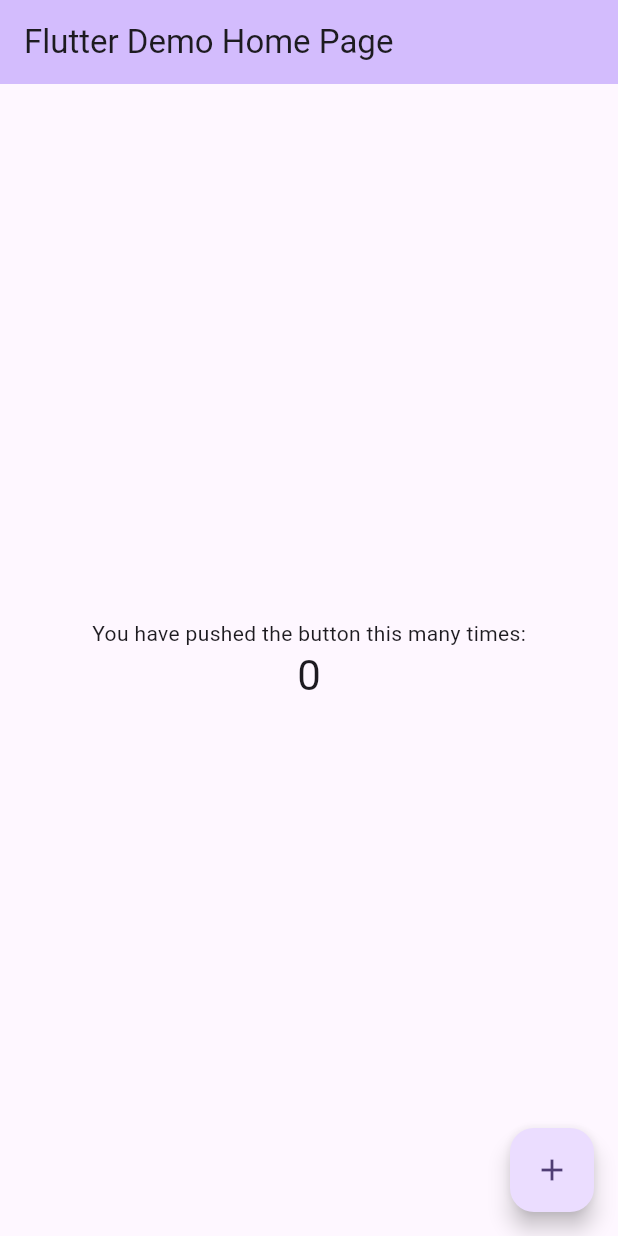
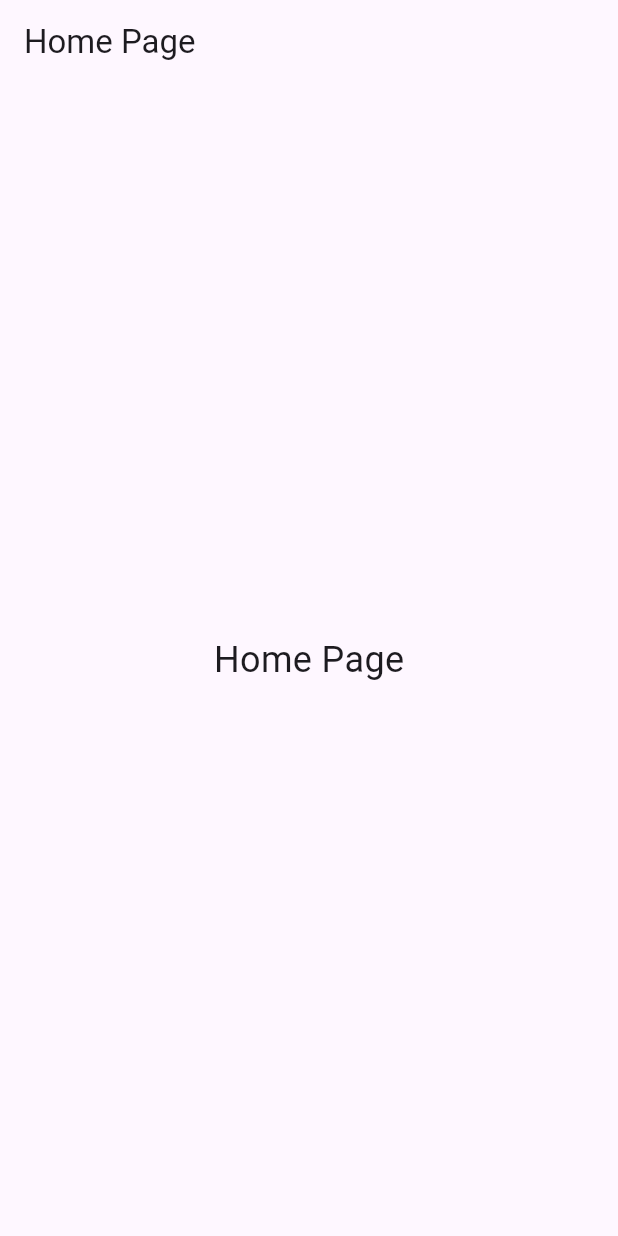
Before and after one commit to SaifSamir1/Some-challenges, a Flutter app: the screen it shows after launch, on a phone screen of 412 x 824 dp. Run offline on Flutter 3.47's test engine with Material 3 defaults, Android fonts, the phone set to English and light mode, and no system bars; our stand-ins replace firebase_core; accounts and stored records are empty.

Commit message:
add handling for native flutter error

```diff
--- a/lib/main.dart
+++ b/lib/main.dart
@@ -1,125 +1,47 @@
+import 'package:firebase_core/firebase_core.dart';
 import 'package:flutter/material.dart';
 
-void main() {
+import 'error/handling_native_error.dart';
+import 'firebase_options.dart';
+
+void main() async{
+  WidgetsFlutterBinding.ensureInitialized();
+  FlutterError.onError = ErrorHandler.handleFlutterError;
+  await Firebase.initializeApp(
+    options: DefaultFirebaseOptions.currentPlatform,
+  );
   runApp(const MyApp());
 }
 
 class MyApp extends StatelessWidget {
   const MyApp({super.key});
 
-  // This widget is the root of your application.
   @override
   Widget build(BuildContext context) {
     return MaterialApp(
+      debugShowCheckedModeBanner: false,
       title: 'Flutter Demo',
       theme: ThemeData(
-        // This is the theme of your application.
-        //
-        // TRY THIS: Try running your application with "flutter run". You'll see
-        // the application has a purple toolbar. Then, without quitting the app,
-        // try changing the seedColor in the colorScheme below to Colors.green
-        // and then invoke "hot reload" (save your changes or press the "hot
-        // reload" button in a Flutter-supported IDE, or press "r" if you used
-        // the command line to start the app).
-        //
-        // Notice that the counter didn't reset back to zero; the application
-        // state is not lost during the reload. To reset the state, use hot
-        // restart instead.
-        //
-        // This works for code too, not just values: Most code changes can be
-        // tested with just a hot reload.
         colorScheme: ColorScheme.fromSeed(seedColor: Colors.deepPurple),
         useMaterial3: true,
       ),
-      home: const MyHomePage(title: 'Flutter Demo Home Page'),
+      home: const HomePage(),
     );
   }
 }
 
-class MyHomePage extends StatefulWidget {
-  const MyHomePage({super.key, required this.title});
-
-  // This widget is the home page of your application. It is stateful, meaning
-  // that it has a State object (defined below) that contains fields that affect
-  // how it looks.
-
-  // This class is the configuration for the state. It holds the values (in this
-  // case the title) provided by the parent (in this case the App widget) and
-  // used by the build method of the State. Fields in a Widget subclass are
-  // always marked "final".
-
-  final String title;
-
-  @override
-  State<MyHomePage> createState() => _MyHomePageState();
-}
-
-class _MyHomePageState extends State<MyHomePage> {
-  int _counter = 0;
-
-  void _incrementCounter() {
-    setState(() {
-      // This call to setState tells the Flutter framework that something has
-      // changed in this State, which causes it to rerun the build method below
-      // so that the display can reflect the updated values. If we changed
-      // _counter without calling setState(), then the build method would not be
-      // called again, and so nothing would appear to happen.
-      _counter++;
-    });
-  }
+class HomePage extends StatelessWidget {
+  const HomePage({super.key});
 
   @override
   Widget build(BuildContext context) {
-    // This method is rerun every time setState is called, for instance as done
-    // by the _incrementCounter method above.
-    //
-    // The Flutter framework has been optimized to make rerunning build methods
-    // fast, so that you can just rebuild anything that needs updating rather
-    // than having to individually change instances of widgets.
     return Scaffold(
       appBar: AppBar(
-        // TRY THIS: Try changing the color here to a specific color (to
-        // Colors.amber, perhaps?) and trigger a hot reload to see the AppBar
-        // change color while the other colors stay the same.
-        backgroundColor: Theme.of(context).colorScheme.inversePrimary,
-        // Here we take the value from the MyHomePage object that was created by
-        // the App.build method, and use it to set our appbar title.
-        title: Text(widget.title),
+        title: const Text('Home Page'),
       ),
-      body: Center(
-        // Center is a layout widget. It takes a single child and positions it
-        // in the middle of the parent.
-        child: Column(
-          // Column is also a layout widget. It takes a list of children and
-          // arranges them vertically. By default, it sizes itself to fit its
-          // children horizontally, and tries to be as tall as its parent.
-          //
-          // Column has various properties to control how it sizes itself and
-          // how it positions its children. Here we use mainAxisAlignment to
-          // center the children vertically; the main axis here is the vertical
-          // axis because Columns are vertical (the cross axis would be
-          // horizontal).
-          //
-          // TRY THIS: Invoke "debug painting" (choose the "Toggle Debug Paint"
-          // action in the IDE, or press "p" in the console), to see the
-          // wireframe for each widget.
-          mainAxisAlignment: MainAxisAlignment.center,
-          children: <Widget>[
-            const Text(
-              'You have pushed the button this many times:',
-            ),
-            Text(
-              '$_counter',
-              style: Theme.of(context).textTheme.headlineMedium,
-            ),
-          ],
-        ),
+      body: const Center(
+        child: Text('Home Page', style: TextStyle(fontSize: 24),),
       ),
-      floatingActionButton: FloatingActionButton(
-        onPressed: _incrementCounter,
-        tooltip: 'Increment',
-        child: const Icon(Icons.add),
-      ), // This trailing comma makes auto-formatting nicer for build methods.
     );
   }
 }
--- a/pubspec.yaml
+++ b/pubspec.yaml
@@ -35,6 +35,8 @@ dependencies:
   # The following adds the Cupertino Icons font to your application.
   # Use with the CupertinoIcons class for iOS style icons.
   cupertino_icons: ^1.0.8
+  firebase_core: ^3.7.0
+  firebase_messaging: ^15.1.4
 
 dev_dependencies:
   flutter_test:
```
Also changed, not shown: lib/error/handling_native_error.dart (added, +55 -0 lines), firebase.json (added), lib/firebase_options.dart (added), pubspec.lock, 6 other files.
